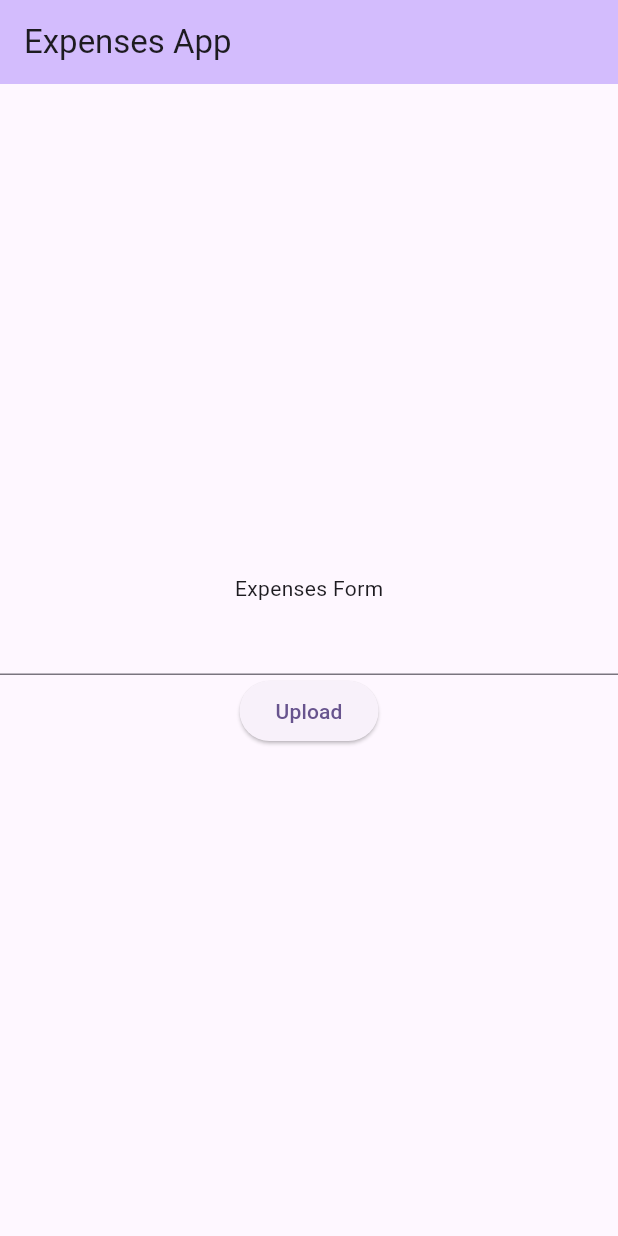
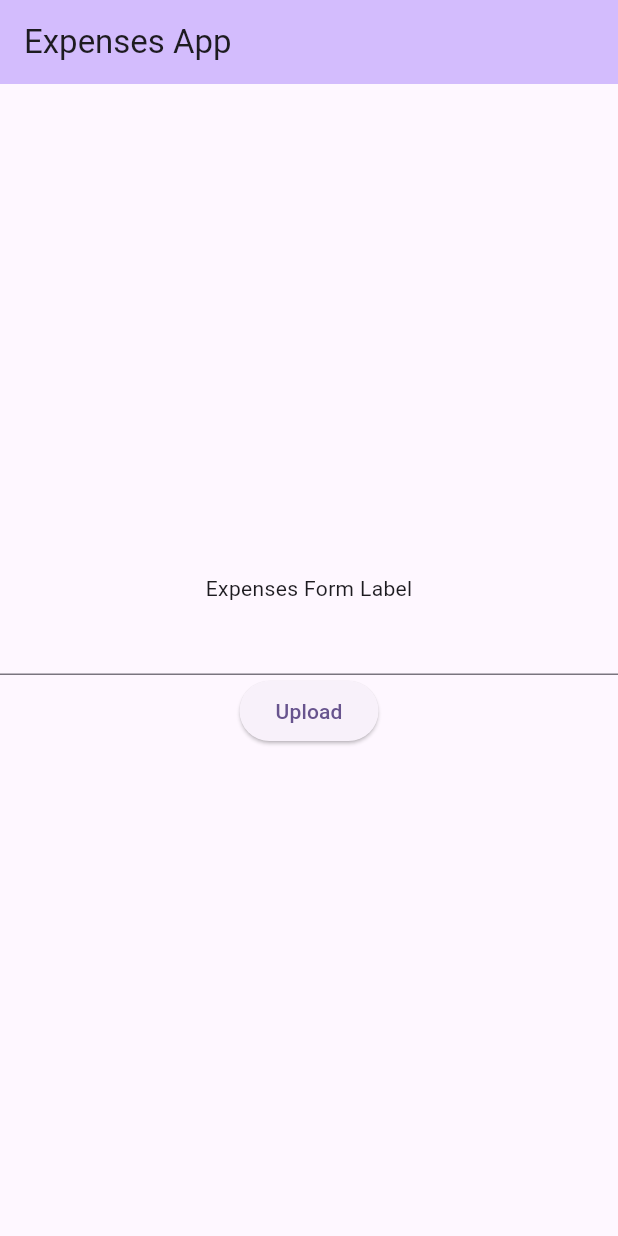
Before and after one commit to Osama09001/expenses_application, a Flutter app: the screen it shows after launch, on a phone screen of 412 x 824 dp. Run offline on Flutter 3.47's test engine with Material 3 defaults, Android fonts, the phone set to English and light mode, and no system bars.

Commit message:
third_commit

```diff
--- a/lib/main.dart
+++ b/lib/main.dart
@@ -54,7 +54,7 @@ class _MyHomePageState extends State<MyHomePage> {
           children: <Widget>[
             const Text(
 
-              'Expenses Form',
+              'Expenses Form Label',
             ),
             TextField(
             controller: _con,
```
